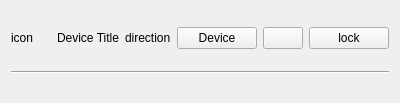
Before: the Qt Designer form src/streamwidget.ui in lxqt/pavucontrol-qt, drawn with Qt 5.
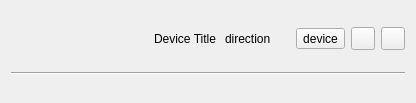
After: the same form once the commit is applied. Icons and pictures are not drawn.

Commit message: * Prevent recursive signal handler invocation. * Replace some push buttons with tool buttons.

Diff of the .ui file:
```diff
--- a/src/streamwidget.ui
+++ b/src/streamwidget.ui
@@ -6,7 +6,7 @@
    <rect>
     <x>0</x>
     <y>0</y>
-    <width>400</width>
+    <width>416</width>
     <height>103</height>
    </rect>
   </property>
@@ -17,11 +17,7 @@
    <item>
     <layout class="QHBoxLayout" name="horizontalLayout">
      <item>
-      <widget class="QLabel" name="iconImage">
-       <property name="text">
-        <string>icon</string>
-       </property>
-      </widget>
+      <widget class="QLabel" name="iconImage"/>
      </item>
      <item>
       <widget class="QLabel" name="boldNameLabel">
@@ -45,16 +41,16 @@
       </widget>
      </item>
      <item>
-      <widget class="QPushButton" name="deviceButton">
+      <widget class="QToolButton" name="deviceButton">
        <property name="text">
-        <string>Device</string>
+        <string>device</string>
        </property>
       </widget>
      </item>
      <item>
-      <widget class="QPushButton" name="muteToggleButton">
-       <property name="text">
-        <string/>
+      <widget class="QToolButton" name="muteToggleButton">
+       <property name="toolTip">
+        <string>Mute audio</string>
        </property>
        <property name="icon">
         <iconset theme="emblem-default">
@@ -67,9 +63,9 @@
       </widget>
      </item>
      <item>
-      <widget class="QPushButton" name="lockToggleButton">
-       <property name="text">
-        <string>lock</string>
+      <widget class="QToolButton" name="lockToggleButton">
+       <property name="toolTip">
+        <string>Lock channels together</string>
        </property>
        <property name="checkable">
         <bool>true</bool>
```
Left out of the diff: 4 changed lines with no effect on the pictures. The commit also changes 5 other files.
